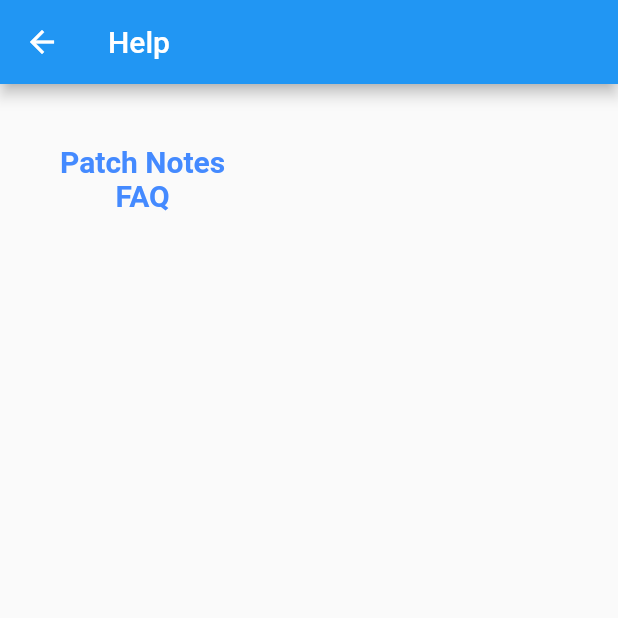
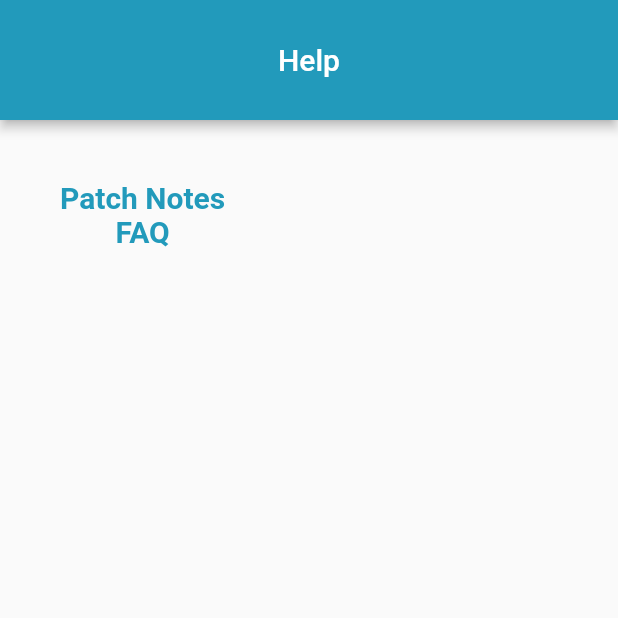
Before and after one commit to stewajos/team-justice-in-alloc, a Flutter app: the HelpPage screen opened directly, on a phone screen of 412 x 824 dp, the top half of it. Run offline on Flutter 3.47's test engine with Material 2 defaults, Android fonts, the phone set to English and light mode, and no system bars; our stand-ins replace cloud_firestore, cloud_functions, firebase_core, firebase_remote_config, pdf, shared_preferences; missing offline and left inert: mailgun; accounts and stored records are empty.

Commit message:
UI Coloring Updates / Styling
- Fixed overflow issues
- Using the theme file ot color the application
- Fixed button sizes / text issues
- Removed back button on the email page
- Stylized email page

```diff
--- a/lib/pages/help_page/help_page.dart
+++ b/lib/pages/help_page/help_page.dart
@@ -1,3 +1,4 @@
+import 'package:flutter/cupertino.dart';
 import 'package:flutter/material.dart';
 import 'package:allocation_app/pages/allocation_page/widgets/allocation_list.dart';
 import 'package:allocation_app/model/recipient_model.dart';
@@ -10,6 +11,8 @@ import 'package:allocation_app/services/database.dart';
 import 'package:cloud_functions/cloud_functions.dart';
 import 'package:flutter/material.dart';
 
+import '../../theme.dart';
+
 class HelpPage extends StatelessWidget{
   @override
   Widget build(BuildContext context) {
@@ -19,16 +22,15 @@ class HelpPage extends StatelessWidget{
 
 
     return Scaffold(
-     appBar: AppBar(
-        title: Row(
-          children: [
-            Text("Help",
-                style: TextStyle(fontSize: 20 ),
-                textAlign: TextAlign.center)
-          ],
-     ),
-       centerTitle: true,
-      ),
+     appBar: PreferredSize(
+       preferredSize: Size.fromHeight(80),
+       child: AppBar(
+         leading: Container(),
+         elevation: 3,
+         backgroundColor: primaryColor,
+         title: Text("\n" + "Help", style: TextStyle(fontSize: 20 )),
+         centerTitle: true,
+      )),
       body: Container(
         padding: EdgeInsets.all(40),
         child: Column(
@@ -38,7 +40,7 @@ class HelpPage extends StatelessWidget{
               "Patch Notes",
           textAlign: TextAlign.center,
               style: TextStyle(
-                  color: Colors.blueAccent,
+                  color: primaryColor,
                   fontSize: 20,
                   fontWeight: FontWeight.bold,
               ),
@@ -48,7 +50,7 @@ class HelpPage extends StatelessWidget{
               "FAQ",
               textAlign: TextAlign.center,
               style: TextStyle(
-                  color: Colors.blueAccent,
+                  color: primaryColor,
                   fontSize: 20,
                   fontWeight: FontWeight.bold),
             ),
--- a/lib/pages/history_page/history_page.dart
+++ b/lib/pages/history_page/history_page.dart
@@ -2,6 +2,8 @@ import 'package:allocation_app/pages/history_page/widgets/history_list.dart';
 import 'package:allocation_app/providers/allocation_provider.dart';
 import 'package:flutter/material.dart';
 import 'package:provider/provider.dart';
+
+import '../../theme.dart';
 
 class HistoryPage extends StatelessWidget{
   @override
@@ -18,7 +20,7 @@ class HistoryPage extends StatelessWidget{
               elevation: 3,
               centerTitle: true,
               leading: Container(),
-              title: Text("\n" + "Your History"), backgroundColor: Colors.blueAccent,
+              title: Text("\n" + "Your History"), backgroundColor: primaryColor,
             ),
           ),
           body: Container(
--- a/lib/pages/history_page/widgets/history_list_item.dart
+++ b/lib/pages/history_page/widgets/history_list_item.dart
@@ -3,6 +3,8 @@ import 'package:allocation_app/pages/history_page/widgets/selected_list.dart';
 import 'package:allocation_app/providers/allocation_provider.dart';
 import 'package:flutter/material.dart';
 import 'package:provider/provider.dart';
+
+import '../../../theme.dart';
 
 class HistoryListItem extends StatelessWidget{
   final ResultModel listItem;
@@ -50,7 +52,7 @@ class HistoryListItem extends StatelessWidget{
                       ),
                       FlatButton(
                         child: Text("Back", style: TextStyle(color: Colors.white),),
-                        color: Colors.blueAccent,
+                        color: primaryColor,
                         minWidth: 1000,
                         onPressed: () {
                           Navigator.pop(context, false);
--- a/lib/pages/home_page/home_page.dart
+++ b/lib/pages/home_page/home_page.dart
@@ -1,6 +1,7 @@
 import 'package:allocation_app/model/navigation_model.dart';
 import 'package:allocation_app/pages/allocation_page/allocation_page.dart';
 import 'package:allocation_app/services/database.dart';
+import 'package:allocation_app/theme.dart';
 import 'package:flutter/material.dart';
 
 class HomePage extends StatelessWidget{
@@ -19,7 +20,7 @@ class HomePage extends StatelessWidget{
           alignment: Alignment.center,
           child: FlatButton(
             shape: new RoundedRectangleBorder(borderRadius: new BorderRadius.circular(10.0)),
-            color: Colors.blue,
+            color: primaryColor,
             height: 50,
             child: Text("NEW ALLOCATION", style: TextStyle(letterSpacing: 2, color: Colors.white),),
             onPressed: (){
--- a/lib/widgets/navigation_drawer.dart
+++ b/lib/widgets/navigation_drawer.dart
@@ -5,6 +5,7 @@ import 'package:allocation_app/pages/history_page/history_page.dart';
 import 'package:allocation_app/pages/home_page/home_page.dart';
 import 'package:allocation_app/pages/settings_page/settings_page.dart';
 import 'package:allocation_app/providers/allocation_provider.dart';
+import 'package:allocation_app/theme.dart';
 import 'package:allocation_app/widgets/side_nav_tile.dart';
 import 'package:flutter/material.dart';
 import 'package:provider/provider.dart';
@@ -76,7 +77,7 @@ class NavigationDrawerState extends State<NavigationDrawer> with SingleTickerPro
       elevation: 8.0,
       child: Container(
           width: widthAnimation.value,
-          color: Colors.blueAccent,
+          color: primaryColor,
           child: Column(
             children: [
               SizedBox(height: 40.0,),
```
Also changed, not shown: lib/pages/allocation_page/allocation_page.dart (+8 -5 lines), lib/pages/email_entry_page/email_entry_page.dart (+3 -8 lines), lib/pages/report_page/report_page.dart (+9 -10 lines), lib/pages/settings_page/settings_page.dart (+6 -4 lines).
